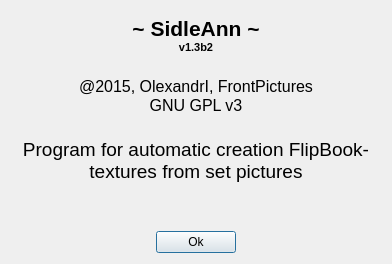
This is about.ui in OlexandrI/SidleAnn as Qt 5 draws it before an edit. The edited form follows.
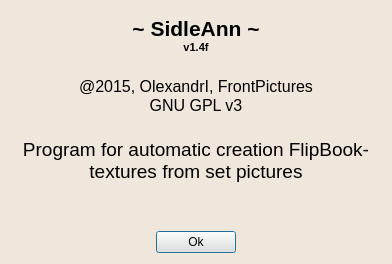
This is the edited form.

The edit to the form file:
```diff
--- a/about.ui
+++ b/about.ui
@@ -10,6 +10,421 @@
     <height>264</height>
    </rect>
   </property>
+  <property name="palette">
+   <palette>
+    <active>
+     <colorrole role="WindowText">
+      <brush brushstyle="SolidPattern">
+       <color alpha="255">
+        <red>0</red>
+        <green>0</green>
+        <blue>0</blue>
+       </color>
+      </brush>
+     </colorrole>
+     <colorrole role="Button">
+      <brush brushstyle="SolidPattern">
+       <color alpha="255">
+        <red>240</red>
+        <green>231</green>
+        <blue>220</blue>
+       </color>
+      </brush>
+     </colorrole>
+     <colorrole role="Light">
+      <brush brushstyle="SolidPattern">
+       <color alpha="255">
+        <red>255</red>
+        <green>255</green>
+        <blue>255</blue>
+       </color>
+      </brush>
+     </colorrole>
+     <colorrole role="Midlight">
+      <brush brushstyle="SolidPattern">
+       <color alpha="255">
+        <red>247</red>
+        <green>243</green>
+        <blue>237</blue>
+       </color>
+      </brush>
+     </colorrole>
+     <colorrole role="Dark">
+      <brush brushstyle="SolidPattern">
+       <color alpha="255">
+        <red>120</red>
+        <green>115</green>
+        <blue>110</blue>
+       </color>
+      </brush>
+     </colorrole>
+     <colorrole role="Mid">
+      <brush brushstyle="SolidPattern">
+       <color alpha="255">
+        <red>160</red>
+        <green>154</green>
+        <blue>147</blue>
+       </color>
+      </brush>
+     </colorrole>
+     <colorrole role="Text">
+      <brush brushstyle="SolidPattern">
+       <color alpha="255">
+        <red>0</red>
+        <green>0</green>
+        <blue>0</blue>
+       </color>
+      </brush>
+     </colorrole>
+     <colorrole role="BrightText">
+      <brush brushstyle="SolidPattern">
+       <color alpha="255">
+        <red>255</red>
+        <green>255</green>
+        <blue>255</blue>
+       </color>
+      </brush>
+     </colorrole>
+     <colorrole role="ButtonText">
+      <brush brushstyle="SolidPattern">
+       <color alpha="255">
+        <red>0</red>
+        <green>0</green>
+        <blue>0</blue>
+       </color>
+      </brush>
+     </colorrole>
+     <colorrole role="Base">
+      <brush brushstyle="SolidPattern">
+       <color alpha="255">
+        <red>255</red>
+        <green>255</green>
+        <blue>255</blue>
+       </color>
+      </brush>
+     </colorrole>
+     <colorrole role="Window">
+      <brush brushstyle="SolidPattern">
+       <color alpha="255">
+        <red>240</red>
+        <green>231</green>
+        <blue>220</blue>
+       </color>
+      </brush>
+     </colorrole>
+     <colorrole role="Shadow">
+      <brush brushstyle="SolidPattern">
+       <color alpha="255">
+        <red>0</red>
+        <green>0</green>
+        <blue>0</blue>
+       </color>
+      </brush>
+     </colorrole>
+     <colorrole role="AlternateBase">
+      <brush brushstyle="SolidPattern">
+       <color alpha="255">
+        <red>247</red>
+        <green>243</green>
+        <blue>237</blue>
+       </color>
+      </brush>
+     </colorrole>
+     <colorrole role="ToolTipBase">
+      <brush brushstyle="SolidPattern">
+       <color alpha="255">
+        <red>255</red>
+        <green>255</green>
+        <blue>220</blue>
+       </color>
+      </brush>
+     </colorrole>
+     <colorrole role="ToolTipText">
+      <brush brushstyle="SolidPattern">
+       <color alpha="255">
+        <red>0</red>
+        <green>0</green>
+        <blue>0</blue>
+       </color>
+      </brush>
+     </colorrole>
+    </active>
+    <inactive>
+     <colorrole role="WindowText">
+      <brush brushstyle="SolidPattern">
+       <color alpha="255">
+        <red>0</red>
+        <green>0</green>
+        <blue>0</blue>
+       </color>
+      </brush>
+     </colorrole>
+     <colorrole role="Button">
+      <brush brushstyle="SolidPattern">
+       <color alpha="255">
+        <red>240</red>
+        <green>231</green>
+        <blue>220</blue>
+       </color>
+      </brush>
+     </colorrole>
+     <colorrole role="Light">
+      <brush brushstyle="SolidPattern">
+       <color alpha="255">
+        <red>255</red>
+        <green>255</green>
+        <blue>255</blue>
+       </color>
+      </brush>
+     </colorrole>
+     <colorrole role="Midlight">
+      <brush brushstyle="SolidPattern">
+       <color alpha="255">
+        <red>247</red>
+        <green>243</green>
+        <blue>237</blue>
+       </color>
+      </brush>
+     </colorrole>
+     <colorrole role="Dark">
+      <brush brushstyle="SolidPattern">
+       <color alpha="255">
+        <red>120</red>
+        <green>115</green>
+        <blue>110</blue>
+       </color>
+      </brush>
+     </colorrole>
+     <colorrole role="Mid">
+      <brush brushstyle="SolidPattern">
+       <color alpha="255">
+        <red>160</red>
+        <green>154</green>
+        <blue>147</blue>
+       </color>
+      </brush>
+     </colorrole>
+     <colorrole role="Text">
+      <brush brushstyle="SolidPattern">
+       <color alpha="255">
+        <red>0</red>
+        <green>0</green>
+        <blue>0</blue>
+       </color>
+      </brush>
+     </colorrole>
+     <colorrole role="BrightText">
+      <brush brushstyle="SolidPattern">
+       <color alpha="255">
+        <red>255</red>
+        <green>255</green>
+        <blue>255</blue>
+       </color>
+      </brush>
+     </colorrole>
+     <colorrole role="ButtonText">
+      <brush brushstyle="SolidPattern">
+       <color alpha="255">
+        <red>0</red>
+        <green>0</green>
+        <blue>0</blue>
+       </color>
+      </brush>
+     </colorrole>
+     <colorrole role="Base">
+      <brush brushstyle="SolidPattern">
+       <color alpha="255">
+        <red>255</red>
+        <green>255</green>
+        <blue>255</blue>
+       </color>
+      </brush>
+     </colorrole>
+     <colorrole role="Window">
+      <brush brushstyle="SolidPattern">
+       <color alpha="255">
+        <red>240</red>
+        <green>231</green>
+        <blue>220</blue>
+       </color>
+      </brush>
+     </colorrole>
+     <colorrole role="Shadow">
+      <brush brushstyle="SolidPattern">
+       <color alpha="255">
+        <red>0</red>
+        <green>0</green>
+        <blue>0</blue>
+       </color>
+      </brush>
+     </colorrole>
+     <colorrole role="AlternateBase">
+      <brush brushstyle="SolidPattern">
+       <color alpha="255">
+        <red>247</red>
+        <green>243</green>
+        <blue>237</blue>
+       </color>
+      </brush>
+     </colorrole>
+     <colorrole role="ToolTipBase">
+      <brush brushstyle="SolidPattern">
+       <color alpha="255">
+        <red>255</red>
+        <green>255</green>
+        <blue>220</blue>
+       </color>
+      </brush>
+     </colorrole>
+     <colorrole role="ToolTipText">
+      <brush brushstyle="SolidPattern">
+       <color alpha="255">
+        <red>0</red>
+        <green>0</green>
+        <blue>0</blue>
+       </color>
+      </brush>
+     </colorrole>
+    </inactive>
+    <disabled>
+     <colorrole role="WindowText">
+      <brush brushstyle="SolidPattern">
+       <color alpha="255">
+        <red>120</red>
+        <green>115</green>
+        <blue>110</blue>
+       </color>
+      </brush>
+     </colorrole>
+     <colorrole role="Button">
+      <brush brushstyle="SolidPattern">
+       <color alpha="255">
+        <red>240</red>
+        <green>231</green>
+        <blue>220</blue>
+       </color>
+      </brush>
+     </colorrole>
+     <colorrole role="Light">
+      <brush brushstyle="SolidPattern">
+       <color alpha="255">
+        <red>255</red>
+        <green>255</green>
+        <blue>255</blue>
+       </color>
+      </brush>
+     </colorrole>
+     <colorrole role="Midlight">
+      <brush brushstyle="SolidPattern">
+       <color alpha="255">
+        <red>247</red>
+        <green>243</green>
+        <blue>237</blue>
+       </color>
+      </brush>
+     </colorrole>
+     <colorrole role="Dark">
+      <brush brushstyle="SolidPattern">
+       <color alpha="255">
+        <red>120</red>
+        <green>115</green>
+        <blue>110</blue>
+       </color>
+      </brush>
+     </colorrole>
+     <colorrole role="Mid">
+      <brush brushstyle="SolidPattern">
+       <color alpha="255">
+        <red>160</red>
+        <green>154</green>
+        <blue>147</blue>
+       </color>
+      </brush>
+     </colorrole>
+     <colorrole role="Text">
+      <brush brushstyle="SolidPattern">
+       <color alpha="255">
+        <red>120</red>
+        <green>115</green>
+        <blue>110</blue>
+       </color>
+      </brush>
+     </colorrole>
+     <colorrole role="BrightText">
+      <brush brushstyle="SolidPattern">
+       <color alpha="255">
+        <red>255</red>
+        <green>255</green>
+        <blue>255</blue>
+       </color>
+      </brush>
+     </colorrole>
+     <colorrole role="ButtonText">
+      <brush brushstyle="SolidPattern">
+       <color alpha="255">
+        <red>120</red>
+        <green>115</green>
+        <blue>110</blue>
+       </color>
+      </brush>
+     </colorrole>
+     <colorrole role="Base">
+      <brush brushstyle="SolidPattern">
+       <color alpha="255">
+        <red>240</red>
+        <green>231</green>
+        <blue>220</blue>
+       </color>
+      </brush>
+     </colorrole>
+     <colorrole role="Window">
+      <brush brushstyle="SolidPattern">
+       <color alpha="255">
+        <red>240</red>
+        <green>231</green>
+        <blue>220</blue>
+       </color>
+      </brush>
+     </colorrole>
+     <colorrole role="Shadow">
+      <brush brushstyle="SolidPattern">
+       <color alpha="255">
+        <red>0</red>
+        <green>0</green>
+        <blue>0</blue>
+       </color>
+      </brush>
+     </colorrole>
+     <colorrole role="AlternateBase">
+      <brush brushstyle="SolidPattern">
+       <color alpha="255">
+        <red>240</red>
+        <green>231</green>
+        <blue>220</blue>
+       </color>
+      </brush>
+     </colorrole>
+     <colorrole role="ToolTipBase">
+      <brush brushstyle="SolidPattern">
+       <color alpha="255">
+        <red>255</red>
+        <green>255</green>
+        <blue>220</blue>
+       </color>
+      </brush>
+     </colorrole>
+     <colorrole role="ToolTipText">
+      <brush brushstyle="SolidPattern">
+       <color alpha="255">
+        <red>0</red>
+        <green>0</green>
+        <blue>0</blue>
+       </color>
+      </brush>
+     </colorrole>
+    </disabled>
+   </palette>
+  </property>
   <property name="windowTitle">
    <string>About</string>
   </property>
@@ -19,6 +434,421 @@
   <layout class="QGridLayout" name="gridLayout">
    <item row="0" column="0" colspan="3">
     <widget class="QTextBrowser" name="textBrowser">
+     <property name="palette">
+      <palette>
+       <active>
+        <colorrole role="WindowText">
+         <brush brushstyle="SolidPattern">
+          <color alpha="255">
+           <red>0</red>
+           <green>0</green>
+           <blue>0</blue>
+          </color>
+         </brush>
+        </colorrole>
+        <colorrole role="Button">
+         <brush brushstyle="SolidPattern">
+          <color alpha="0">
+           <red>240</red>
+           <green>231</green>
+           <blue>220</blue>
+          </color>
+         </brush>
+        </colorrole>
+        <colorrole role="Light">
+         <brush brushstyle="SolidPattern">
+          <color alpha="0">
+           <red>255</red>
+           <green>255</green>
+           <blue>255</blue>
+          </color>
+         </brush>
+        </colorrole>
+        <colorrole role="Midlight">
+         <brush brushstyle="SolidPattern">
+          <color alpha="0">
+           <red>247</red>
+           <green>243</green>
+           <blue>237</blue>
+          </color>
+         </brush>
+        </colorrole>
+        <colorrole role="Dark">
+         <brush brushstyle="SolidPattern">
+          <color alpha="0">
+           <red>120</red>
+           <green>115</green>
+           <blue>110</blue>
+          </color>
+         </brush>
+        </colorrole>
+        <colorrole role="Mid">
+         <brush brushstyle="SolidPattern">
+          <color alpha="0">
+           <red>160</red>
+           <green>154</green>
+           <blue>147</blue>
+          </color>
+         </brush>
+        </colorrole>
+        <colorrole role="Text">
+         <brush brushstyle="SolidPattern">
+          <color alpha="255">
+           <red>0</red>
+           <green>0</green>
+           <blue>0</blue>
+          </color>
+         </brush>
+        </colorrole>
+        <colorrole role="BrightText">
+         <brush brushstyle="SolidPattern">
+          <color alpha="255">
+           <red>255</red>
+           <green>255</green>
+           <blue>255</blue>
+          </color>
+         </brush>
+        </colorrole>
+        <colorrole role="ButtonText">
+         <brush brushstyle="SolidPattern">
+          <color alpha="255">
+           <red>0</red>
+           <green>0</green>
+           <blue>0</blue>
+          </color>
+         </brush>
+        </colorrole>
+        <colorrole role="Base">
+         <brush brushstyle="SolidPattern">
+          <color alpha="255">
+           <red>255</red>
+           <green>255</green>
+           <blue>255</blue>
+          </color>
+         </brush>
+        </colorrole>
+        <colorrole role="Window">
+         <brush brushstyle="SolidPattern">
+          <color alpha="0">
+           <red>240</red>
+           <green>231</green>
+           <blue>220</blue>
+          </color>
+         </brush>
+        </colorrole>
+        <colorrole role="Shadow">
+         <brush brushstyle="SolidPattern">
+          <color alpha="255">
+           <red>0</red>
+           <green>0</green>
+           <blue>0</blue>
+          </color>
+         </brush>
+        </colorrole>
+        <colorrole role="AlternateBase">
+         <brush brushstyle="SolidPattern">
+          <color alpha="127">
+           <red>247</red>
+           <green>243</green>
+           <blue>237</blue>
+          </color>
+         </brush>
+        </colorrole>
+        <colorrole role="ToolTipBase">
+         <brush brushstyle="SolidPattern">
+          <color alpha="255">
+           <red>255</red>
+           <green>255</green>
+           <blue>220</blue>
+          </color>
+         </brush>
+        </colorrole>
+        <colorrole role="ToolTipText">
+         <brush brushstyle="SolidPattern">
+          <color alpha="255">
+           <red>0</red>
+           <green>0</green>
+           <blue>0</blue>
+          </color>
+         </brush>
+        </colorrole>
+       </active>
+       <inactive>
+        <colorrole role="WindowText">
+         <brush brushstyle="SolidPattern">
+          <color alpha="255">
+           <red>0</red>
+           <green>0</green>
+           <blue>0</blue>
+          </color>
+         </brush>
+        </colorrole>
+        <colorrole role="Button">
+         <brush brushstyle="SolidPattern">
+          <color alpha="0">
+           <red>240</red>
+           <green>231</green>
+           <blue>220</blue>
+          </color>
+         </brush>
+        </colorrole>
+        <colorrole role="Light">
+         <brush brushstyle="SolidPattern">
+          <color alpha="0">
+           <red>255</red>
+           <green>255</green>
+           <blue>255</blue>
+          </color>
+         </brush>
+        </colorrole>
+        <colorrole role="Midlight">
+         <brush brushstyle="SolidPattern">
+          <color alpha="0">
+           <red>247</red>
+           <green>243</green>
+           <blue>237</blue>
+          </color>
+         </brush>
+        </colorrole>
+        <colorrole role="Dark">
+         <brush brushstyle="SolidPattern">
+          <color alpha="0">
+           <red>120</red>
+           <green>115</green>
+           <blue>110</blue>
+          </color>
+         </brush>
+        </colorrole>
+        <colorrole role="Mid">
+         <brush brushstyle="SolidPattern">
+          <color alpha="0">
+           <red>160</red>
+           <green>154</green>
+           <blue>147</blue>
+          </color>
+         </brush>
+        </colorrole>
+        <colorrole role="Text">
+         <brush brushstyle="SolidPattern">
+          <color alpha="255">
+           <red>0</red>
+           <green>0</green>
+           <blue>0</blue>
+          </color>
+         </brush>
+        </colorrole>
+        <colorrole role="BrightText">
+         <brush brushstyle="SolidPattern">
+          <color alpha="255">
+           <red>255</red>
+           <green>255</green>
+           <blue>255</blue>
+          </color>
+         </brush>
+        </colorrole>
+        <colorrole role="ButtonText">
+         <brush brushstyle="SolidPattern">
+          <color alpha="255">
+           <red>0</red>
+           <green>0</green>
+           <blue>0</blue>
+          </color>
+         </brush>
+        </colorrole>
+        <colorrole role="Base">
+         <brush brushstyle="SolidPattern">
+          <color alpha="255">
+           <red>255</red>
+           <green>255</green>
+           <blue>255</blue>
+          </color>
+         </brush>
+        </colorrole>
+        <colorrole role="Window">
+         <brush brushstyle="SolidPattern">
+          <color alpha="0">
+           <red>240</red>
+           <green>231</green>
+           <blue>220</blue>
+          </color>
+         </brush>
+        </colorrole>
+        <colorrole role="Shadow">
+         <brush brushstyle="SolidPattern">
+          <color alpha="255">
+           <red>0</red>
+           <green>0</green>
+           <blue>0</blue>
+          </color>
+         </brush>
+        </colorrole>
+        <colorrole role="AlternateBase">
+         <brush brushstyle="SolidPattern">
+          <color alpha="127">
+           <red>247</red>
+           <green>243</green>
+           <blue>237</blue>
+          </color>
+         </brush>
+        </colorrole>
+        <colorrole role="ToolTipBase">
+         <brush brushstyle="SolidPattern">
+          <color alpha="255">
+           <red>255</red>
+           <green>255</green>
+           <blue>220</blue>
+          </color>
+         </brush>
+        </colorrole>
+        <colorrole role="ToolTipText">
+         <brush brushstyle="SolidPattern">
+          <color alpha="255">
+           <red>0</red>
+           <green>0</green>
+           <blue>0</blue>
+          </color>
+         </brush>
+        </colorrole>
+       </inactive>
+       <disabled>
+        <colorrole role="WindowText">
+         <brush brushstyle="SolidPattern">
+          <color alpha="0">
+           <red>120</red>
+           <green>115</green>
+           <blue>110</blue>
+          </color>
+         </brush>
+        </colorrole>
+        <colorrole role="Button">
+         <brush brushstyle="SolidPattern">
+          <color alpha="0">
+           <red>240</red>
+           <green>231</green>
+           <blue>220</blue>
+          </color>
+         </brush>
+        </colorrole>
+        <colorrole role="Light">
+         <brush brushstyle="SolidPattern">
+          <color alpha="0">
+           <red>255</red>
+           <green>255</green>
+           <blue>255</blue>
+          </color>
+         </brush>
+        </colorrole>
+        <colorrole role="Midlight">
+         <brush brushstyle="SolidPattern">
+          <color alpha="0">
+           <red>247</red>
+           <green>243</green>
+           <blue>237</blue>
+          </color>
+         </brush>
+        </colorrole>
+        <colorrole role="Dark">
+         <brush brushstyle="SolidPattern">
+          <color alpha="0">
+           <red>120</red>
+           <green>115</green>
+           <blue>110</blue>
+          </color>
+         </brush>
+        </colorrole>
+        <colorrole role="Mid">
+         <brush brushstyle="SolidPattern">
+          <color alpha="0">
+           <red>160</red>
+           <green>154</green>
+           <blue>147</blue>
+          </color>
+         </brush>
+        </colorrole>
+        <colorrole role="Text">
+         <brush brushstyle="SolidPattern">
+          <color alpha="0">
+           <red>120</red>
+           <green>115</green>
+           <blue>110</blue>
+          </color>
+         </brush>
+        </colorrole>
+        <colorrole role="BrightText">
+         <brush brushstyle="SolidPattern">
+          <color alpha="255">
+           <red>255</red>
+           <green>255</green>
+           <blue>255</blue>
+          </color>
+         </brush>
+        </colorrole>
+        <colorrole role="ButtonText">
+         <brush brushstyle="SolidPattern">
+          <color alpha="0">
+           <red>120</red>
+           <green>115</green>
+           <blue>110</blue>
+          </color>
+         </brush>
+        </colorrole>
+        <colorrole role="Base">
+         <brush brushstyle="SolidPattern">
+          <color alpha="0">
+           <red>240</red>
+           <green>231</green>
+           <blue>220</blue>
+          </color>
+         </brush>
+        </colorrole>
+        <colorrole role="Window">
+         <brush brushstyle="SolidPattern">
+          <color alpha="0">
+           <red>240</red>
+           <green>231</green>
+           <blue>220</blue>
+          </color>
+         </brush>
+        </colorrole>
+        <colorrole role="Shadow">
+         <brush brushstyle="SolidPattern">
+          <color alpha="255">
+           <red>0</red>
+           <green>0</green>
+           <blue>0</blue>
+          </color>
+         </brush>
+        </colorrole>
+        <colorrole role="AlternateBase">
+         <brush brushstyle="SolidPattern">
+          <color alpha="0">
+           <red>240</red>
+           <green>231</green>
+           <blue>220</blue>
+          </color>
+         </brush>
+        </colorrole>
+        <colorrole role="ToolTipBase">
+         <brush brushstyle="SolidPattern">
+          <color alpha="255">
+           <red>255</red>
+           <green>255</green>
+           <blue>220</blue>
+          </color>
+         </brush>
+        </colorrole>
+        <colorrole role="ToolTipText">
+         <brush brushstyle="SolidPattern">
+          <color alpha="255">
+           <red>0</red>
+           <green>0</green>
+           <blue>0</blue>
+          </color>
+         </brush>
+        </colorrole>
+       </disabled>
+      </palette>
+     </property>
      <property name="acceptDrops">
       <bool>false</bool>
      </property>
@@ -43,7 +873,7 @@
 p, li { white-space: pre-wrap; }
 &lt;/style&gt;&lt;/head&gt;&lt;body style=&quot; font-family:'MS Shell Dlg 2'; font-size:8.25pt; font-weight:400; font-style:normal;&quot;&gt;
 &lt;p align=&quot;center&quot; style=&quot; margin-top:0px; margin-bottom:0px; margin-left:0px; margin-right:0px; -qt-block-indent:0; text-indent:0px;&quot;&gt;&lt;span style=&quot; font-size:16pt; font-weight:600;&quot;&gt;~ SidleAnn ~&lt;/span&gt;&lt;/p&gt;
-&lt;p align=&quot;center&quot; style=&quot; margin-top:0px; margin-bottom:0px; margin-left:0px; margin-right:0px; -qt-block-indent:0; text-indent:0px;&quot;&gt;&lt;span style=&quot; font-size:8pt; font-weight:600;&quot;&gt;v1.3b2&lt;/span&gt;&lt;/p&gt;
+&lt;p align=&quot;center&quot; style=&quot; margin-top:0px; margin-bottom:0px; margin-left:0px; margin-right:0px; -qt-block-indent:0; text-indent:0px;&quot;&gt;&lt;span style=&quot; font-size:8pt; font-weight:600;&quot;&gt;v1.4f&lt;/span&gt;&lt;/p&gt;
 &lt;p align=&quot;center&quot; style=&quot;-qt-paragraph-type:empty; margin-top:0px; margin-bottom:0px; margin-left:0px; margin-right:0px; -qt-block-indent:0; text-indent:0px; font-size:14pt;&quot;&gt;&lt;br /&gt;&lt;/p&gt;
 &lt;p align=&quot;center&quot; style=&quot; margin-top:0px; margin-bottom:0px; margin-left:0px; margin-right:0px; -qt-block-indent:0; text-indent:0px;&quot;&gt;&lt;span style=&quot; font-size:12pt;&quot;&gt;@2015, OlexandrI, FrontPictures&lt;/span&gt;&lt;/p&gt;
 &lt;p align=&quot;center&quot; style=&quot; margin-top:0px; margin-bottom:0px; margin-left:0px; margin-right:0px; -qt-block-indent:0; text-indent:0px;&quot;&gt;&lt;span style=&quot; font-size:12pt;&quot;&gt;GNU GPL v3&lt;/span&gt;&lt;/p&gt;
```
